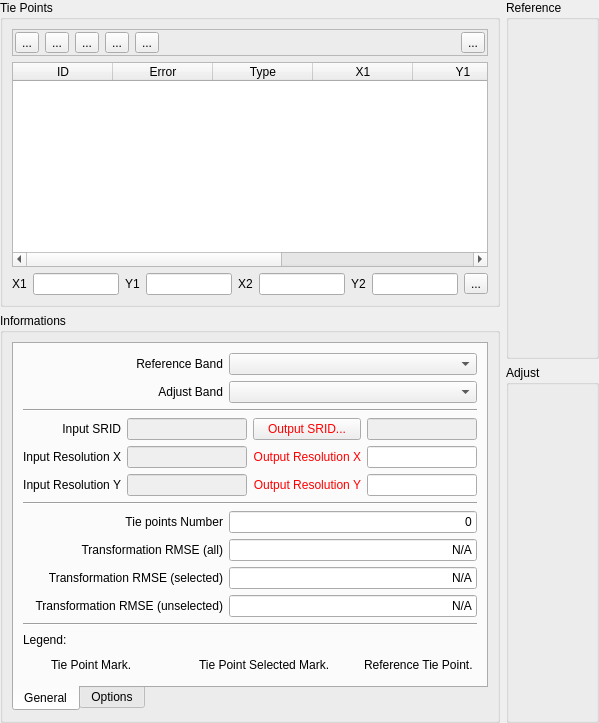
First picture: the form in src/terralib/qt/widgets/rp/ui/TiePointLocatorWidgetForm.ui, repository claudiobogossian/terralib5, before the edit.
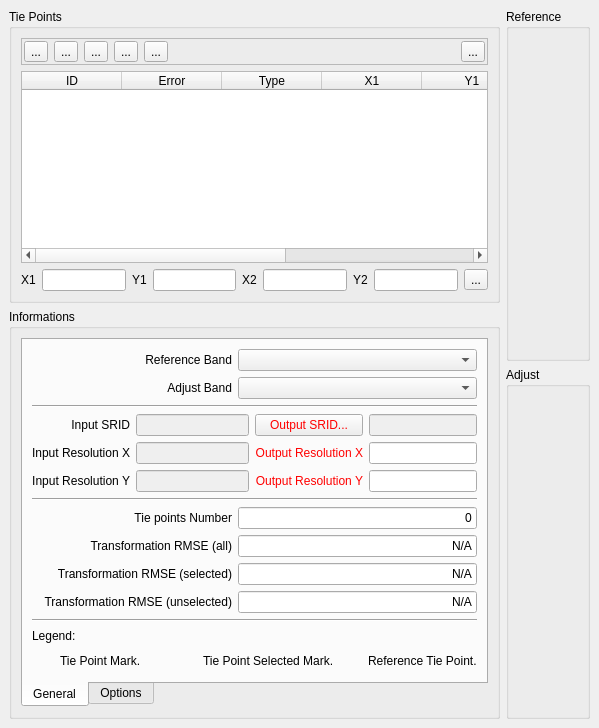
Second picture: the form after the edit.

```diff
--- a/src/terralib/qt/widgets/rp/ui/TiePointLocatorWidgetForm.ui
+++ b/src/terralib/qt/widgets/rp/ui/TiePointLocatorWidgetForm.ui
@@ -15,7 +15,7 @@
   </property>
   <layout class="QGridLayout" name="gridLayout_37">
    <property name="margin">
-    <number>0</number>
+    <number>9</number>
    </property>
    <item row="0" column="0">
     <layout class="QGridLayout" name="gridLayout_36">
```
